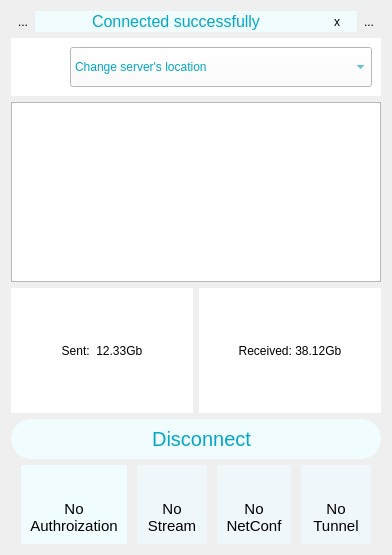
First picture: the form in DapVpnGui/ui/dashboard_mobile_ver.ui, repository bsn5/1, before the edit.
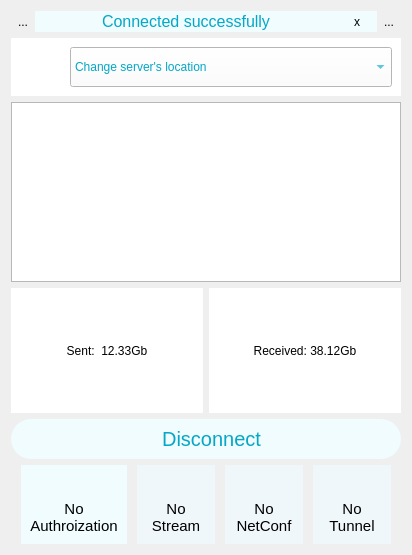
Second picture: the form after the edit. Icons and pictures are not drawn.

```diff
--- a/DapVpnGui/ui/dashboard_mobile_ver.ui
+++ b/DapVpnGui/ui/dashboard_mobile_ver.ui
@@ -6,13 +6,18 @@
    <rect>
     <x>0</x>
     <y>0</y>
-    <width>392</width>
+    <width>412</width>
     <height>555</height>
    </rect>
   </property>
   <property name="windowTitle">
    <string>Form</string>
   </property>
+  <property name="styleSheet">
+   <string notr="true">#DashboardVer {
+	background-image: url(:/pics/bg\@3x.png);
+}</string>
+  </property>
   <layout class="QVBoxLayout" name="verticalLayout_12">
    <item>
     <layout class="QVBoxLayout" name="verticalLayout_10">
```
Left out of the diff: 18 changed lines with no effect on the pictures.
